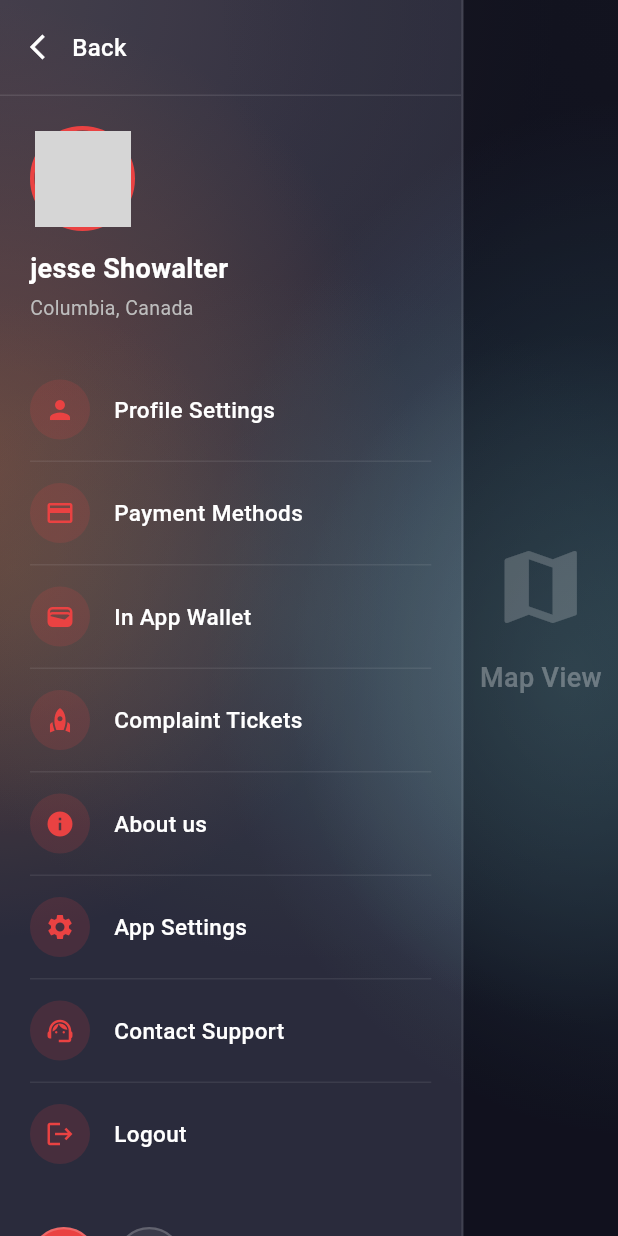
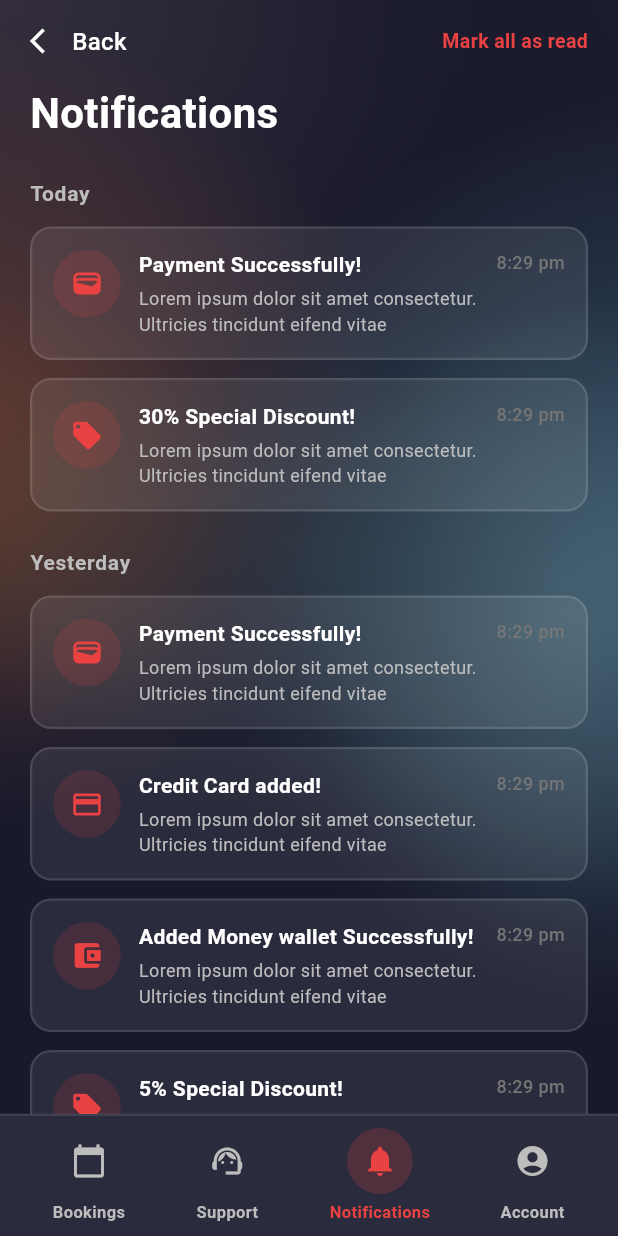
Before and after one commit to JunaidRiaz75/Riden, a Flutter app: the screen it shows after launch, on a phone screen of 412 x 824 dp. Run offline on Flutter 3.47's test engine with Material 3 defaults, Android fonts, the light colour scheme and no system bars; our stand-ins replace get, google_fonts; grey boxes are pictures that could not be loaded.

Commit message:
Update app logo

```diff
--- /dev/null
+++ b/flutter_launcher_icons.yaml
@@ -0,0 +1,4 @@
+flutter_icons:
+  android: "launcher_icon"
+  ios: true
+  image_path: "assets/icon1.png"
--- a/lib/main.dart
+++ b/lib/main.dart
@@ -1,6 +1,6 @@
 import 'package:flutter/material.dart';
 import 'package:get/get.dart';
-import 'package:riden/My%20profile/profile_management.dart';
+import 'package:riden/notification.dart';
 
 // ✅ COUNTER CONTROLLER - GetX State Management
 class CounterController extends GetxController {
@@ -35,7 +35,7 @@ class MyApp extends StatelessWidget {
         colorScheme: ColorScheme.fromSeed(seedColor: Colors.deepPurple),
         useMaterial3: true,
       ),
-      home: ProfileSidebar(),
+      home: NotificationsScreen(),
       debugShowCheckedModeBanner: false,
     );
   }
--- /dev/null
+++ b/lib/notification.dart
@@ -0,0 +1,416 @@
+import 'package:flutter/material.dart';
+import 'package:riden/theme/riden_theme.dart';
+
+// 🔔 NOTIFICATIONS SCREEN - DARK GLASSY THEME
+class NotificationsScreen extends StatelessWidget {
+  const NotificationsScreen({super.key});
+
+  @override
+  Widget build(BuildContext context) {
+    return Scaffold(
+      backgroundColor: RidenColors.backgroundBase,
+      body: Stack(
+        fit: StackFit.expand,
+        children: [
+          // ✅ Dark glassy background
+          const RidenDarkBackground(),
+
+          Column(
+            children: [
+              // ✅ Header with Back Button
+              SafeArea(
+                bottom: false,
+                child: Padding(
+                  padding: EdgeInsets.symmetric(horizontal: 20, vertical: 16),
+                  child: Row(
+                    children: [
+                      GestureDetector(
+                        onTap: () => Navigator.pop(context),
+                        child: Row(
+                          children: [
+                            Icon(
+                              Icons.arrow_back_ios,
+                              color: RidenColors.textPrimary,
+                              size: 20,
+                            ),
+                            SizedBox(width: 8),
+                            Text(
+                              'Back',
+                              style: TextStyle(
+                                fontSize: 16,
+                                fontWeight: FontWeight.w500,
+                                color: RidenColors.textPrimary,
+                              ),
+                            ),
+                          ],
+                        ),
+                      ),
+                      Spacer(),
+                      GestureDetector(
+                        onTap: () {
+                          ScaffoldMessenger.of(context).showSnackBar(
+                            SnackBar(
+                              content: Text('All marked as read'),
+                              backgroundColor: RidenColors.brandRed,
+                              duration: Duration(milliseconds: 800),
+                            ),
+                          );
+                        },
+                        child: Text(
+                          'Mark all as read',
+                          style: TextStyle(
+                            fontSize: 13,
+                            fontWeight: FontWeight.w600,
+                            color: RidenColors.brandRed,
+                          ),
+                        ),
+                      ),
+                    ],
+                  ),
+                ),
+              ),
+
+              // ✅ Title
+              Padding(
+                padding: EdgeInsets.symmetric(horizontal: 20),
+                child: Align(
+                  alignment: Alignment.centerLeft,
+                  child: Text(
+                    'Notifications',
+                    style: TextStyle(
+                      fontSize: 28,
+                      fontWeight: FontWeight.w700,
+                      color: RidenColors.textPrimary,
+                    ),
+                  ),
+                ),
+              ),
+
+              SizedBox(height: 24),
+
+              // ✅ Notifications List
+              Expanded(
+                child: SingleChildScrollView(
+                  child: Padding(
+                    padding: EdgeInsets.symmetric(horizontal: 20),
+                    child: Column(
+                      crossAxisAlignment: CrossAxisAlignment.start,
+                      children: [
+                        // 📅 TODAY SECTION
+                        _buildSectionHeader('Today'),
+                        SizedBox(height: 12),
+                        _buildNotificationItem(
+                          icon: Icons.wallet,
+                          title: 'Payment Successfully!',
+                          description:
+                              'Lorem ipsum dolor sit amet consectetur. Ultricies tincidunt eifend vitae',
+                          time: '8:29 pm',
+                          context: context,
+                        ),
+                        SizedBox(height: 12),
+                        _buildNotificationItem(
+                          icon: Icons.local_offer,
+                          title: '30% Special Discount!',
+                          description:
+                              'Lorem ipsum dolor sit amet consectetur. Ultricies tincidunt eifend vitae',
+                          time: '8:29 pm',
+                          context: context,
+                        ),
+
+                        SizedBox(height: 24),
+
+                        // 📅 YESTERDAY SECTION
+                        _buildSectionHeader('Yesterday'),
+                        SizedBox(height: 12),
+                        _buildNotificationItem(
+                          icon: Icons.wallet,
+                          title: 'Payment Successfully!',
+                          description:
+                              'Lorem ipsum dolor sit amet consectetur. Ultricies tincidunt eifend vitae',
+                          time: '8:29 pm',
+                          context: context,
+                        ),
+                        SizedBox(height: 12),
+                        _buildNotificationItem(
+                          icon: Icons.credit_card,
+                          title: 'Credit Card added!',
+                          description:
+                              'Lorem ipsum dolor sit amet consectetur. Ultricies tincidunt eifend vitae',
+                          time: '8:29 pm',
+                          context: context,
+                        ),
+                        SizedBox(height: 12),
+                        _buildNotificationItem(
+                          icon: Icons.account_balance_wallet,
+                          title: 'Added Money wallet Successfully!',
+                          description:
+                              'Lorem ipsum dolor sit amet consectetur. Ultricies tincidunt eifend vitae',
+                          time: '8:29 pm',
+                          context: context,
+                        ),
+                        SizedBox(height: 12),
+                        _buildNotificationItem(
+                          icon: Icons.local_offer,
+                          title: '5% Special Discount!',
+                          description:
+                              'Lorem ipsum dolor sit amet consectetur. Ultricies tincidunt eifend vitae',
+                          time: '8:29 pm',
+                          context: context,
+                        ),
+
+                        SizedBox(height: 24),
+
+                        // 📅 DATE SECTION
+                        _buildSectionHeader('May, 27 2023'),
+                        SizedBox(height: 12),
+                        _buildNotificationItem(
+                          icon: Icons.wallet,
+                          title: 'Payment Successfully!',
+                          description:
+                              'Lorem ipsum dolor sit amet consectetur. Ultricies tincidunt eifend vitae',
+                          time: '8:29 pm',
+                          context: context,
+                        ),
+
+                        SizedBox(height: 80), // Space for bottom nav
+                      ],
+                    ),
+                  ),
+                ),
+              ),
+            ],
+          ),
+        ],
+      ),
+
+      // ✅ BOTTOM NAVIGATION BAR - SAMPLE (DARK GLASSY THEME)
+      bottomNavigationBar: _buildBottomNavigationBar(context),
+    );
+  }
+
+  // ✅ Section Header Widget
+  Widget _buildSectionHeader(String title) {
+    return Text(
+      title,
+      style: TextStyle(
+        fontSize: 14,
+        fontWeight: FontWeight.w600,
+        color: RidenColors.textSecondary,
+        letterSpacing: 0.5,
+      ),
+    );
+  }
+
+  // ✅ Notification Item Widget
+  Widget _buildNotificationItem({
+    required IconData icon,
+    required String title,
+    required String description,
+    required String time,
+    required BuildContext context,
+  }) {
+    return GestureDetector(
+      onTap: () {
+        ScaffoldMessenger.of(context).showSnackBar(
+          SnackBar(
+            content: Text(title),
+            backgroundColor: RidenColors.brandRed,
+            duration: Duration(milliseconds: 800),
+          ),
+        );
+      },
+      child: Container(
+        decoration: BoxDecoration(
+          color: Colors.white.withOpacity(0.08),
+          borderRadius: BorderRadius.circular(14),
+          border: Border.all(color: Colors.white.withOpacity(0.12), width: 1.5),
+        ),
+        padding: EdgeInsets.all(14),
+        child: Row(
+          crossAxisAlignment: CrossAxisAlignment.start,
+          children: [
+            // ✅ Icon Container
+            Container(
+              width: 45,
+              height: 45,
+              decoration: BoxDecoration(
+                shape: BoxShape.circle,
+                color: RidenColors.brandRed.withOpacity(0.15),
+              ),
+              child: Center(
+                child: Icon(icon, color: RidenColors.brandRed, size: 22),
+              ),
+            ),
+
+            SizedBox(width: 12),
+
+            // ✅ Content
+            Expanded(
+              child: Column(
+                crossAxisAlignment: CrossAxisAlignment.start,
+                children: [
+                  // Title
+                  Text(
+                    title,
+                    style: TextStyle(
+                      fontSize: 14,
+                      fontWeight: FontWeight.w700,
+                      color: RidenColors.textPrimary,
+                    ),
+                  ),
+
+                  SizedBox(height: 4),
+
+                  // Description
+                  Text(
+                    description,
+                    maxLines: 2,
+                    overflow: TextOverflow.ellipsis,
+                    style: TextStyle(
+                      fontSize: 12,
+                      color: RidenColors.textSecondary,
+                      height: 1.4,
+                    ),
+                  ),
+                ],
+              ),
+            ),
+
+            SizedBox(width: 8),
+
+            // ✅ Time
+            Text(
+              time,
+              style: TextStyle(
+                fontSize: 12,
+                fontWeight: FontWeight.w500,
+                color: RidenColors.textHint,
+              ),
+            ),
+          ],
+        ),
+      ),
+    );
+  }
+
+  // ✅ BOTTOM NAVIGATION BAR - SAMPLE
+  Widget _buildBottomNavigationBar(BuildContext context) {
+    return Container(
+      decoration: BoxDecoration(
+        color: Colors.white.withOpacity(0.08),
+        border: Border(
+          top: BorderSide(color: Colors.white.withOpacity(0.1), width: 1.5),
+        ),
+      ),
+      child: SafeArea(
+        child: Padding(
+          padding: EdgeInsets.symmetric(horizontal: 12, vertical: 8),
+          child: Row(
+            mainAxisAlignment: MainAxisAlignment.spaceAround,
+            children: [
+              // Bookings
+              _buildNavItem(
+                icon: Icons.calendar_today,
+                label: 'Bookings',
+                isActive: false,
+                onTap: () {
+                  ScaffoldMessenger.of(context).showSnackBar(
+                    SnackBar(
+                      content: Text('Bookings'),
+                      backgroundColor: RidenColors.brandRed,
+                      duration: Duration(milliseconds: 800),
+                    ),
+                  );
+                },
+              ),
+
+              // Support
+              _buildNavItem(
+                icon: Icons.support_agent,
+                label: 'Support',
+                isActive: false,
+                onTap: () {
+                  ScaffoldMessenger.of(context).showSnackBar(
+                    SnackBar(
+                      content: Text('Support'),
+                      backgroundColor: RidenColors.brandRed,
+                      duration: Duration(milliseconds: 800),
+                    ),
+                  );
+                },
+              ),
+
+              // Notifications (Active)
+              _buildNavItem(
+                icon: Icons.notifications,
+                label: 'Notifications',
+                isActive: true,
+                onTap: () {},
+              ),
+
+              // Account
+              _buildNavItem(
+                icon: Icons.account_circle,
+                label: 'Account',
+                isActive: false,
+                onTap: () {
+                  ScaffoldMessenger.of(context).showSnackBar(
+                    SnackBar(
+                      content: Text('Account'),
+                      backgroundColor: RidenColors.brandRed,
+                      duration: Duration(milliseconds: 800),
+                    ),
+                  );
+                },
+              ),
+            ],
+          ),
+        ),
+      ),
+    );
+  }
+
+  // ✅ Navigation Item Widget
+  Widget _buildNavItem({
+    required IconData icon,
+    required String label,
+    required bool isActive,
+    required VoidCallback onTap,
+  }) {
+    return GestureDetector(
+      onTap: onTap,
+      child: Column(
+        mainAxisSize: MainAxisSize.min,
+        children: [
+          Container(
+            padding: EdgeInsets.all(10),
+            decoration: BoxDecoration(
+              shape: BoxShape.circle,
+              color: isActive
+                  ? RidenColors.brandRed.withOpacity(0.2)
+                  : Colors.transparent,
+            ),
+            child: Icon(
+              icon,
+              color: isActive
+                  ? RidenColors.brandRed
+                  : RidenColors.textSecondary,
+              size: 24,
+            ),
+          ),
+          SizedBox(height: 4),
+          Text(
+            label,
+            style: TextStyle(
+              fontSize: 11,
+              fontWeight: FontWeight.w600,
+              color: isActive
+                  ? RidenColors.brandRed
+                  : RidenColors.textSecondary,
+            ),
+          ),
+        ],
+      ),
+    );
+  }
+}
--- a/pubspec.yaml
+++ b/pubspec.yaml
@@ -38,11 +38,12 @@ dependencies:
   cupertino_icons: ^1.0.8
   google_fonts: ^6.1.0
 
+
 dev_dependencies:
   flutter_dotenv: ^5.1.0
   flutter_test:
     sdk: flutter
-
+  flutter_launcher_icons: ^0.13.1
   # The "flutter_lints" package below contains a set of recommended lints to
   # encourage good coding practices. The lint set provided by the package is
   # activated in the `analysis_options.yaml` file located at the root of your
@@ -71,6 +72,7 @@ flutter:
       - assets/2.png
       - assets/3.png
       - assets/map.png
+      - assets/icon1.png
   # An image asset can refer to one or more resolution-specific "variants", see
   # https://flutter.dev/to/resolution-aware-images
 
```
Also changed, not shown: assets/icon (2).png (added), assets/icon1.png (added), pubspec.lock, 28 other files.
